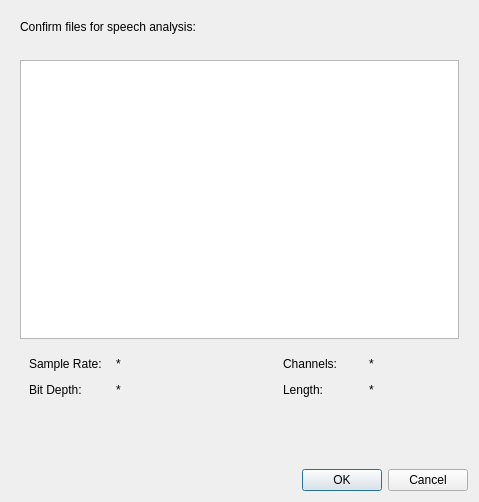
This is UCS Voice Naming Tool/src/ui/gui/FileConfirmation.ui in SoundsLikeJonny/UCS-Voice-Naming-Tool as Qt 5 draws it before an edit. The edited form follows.
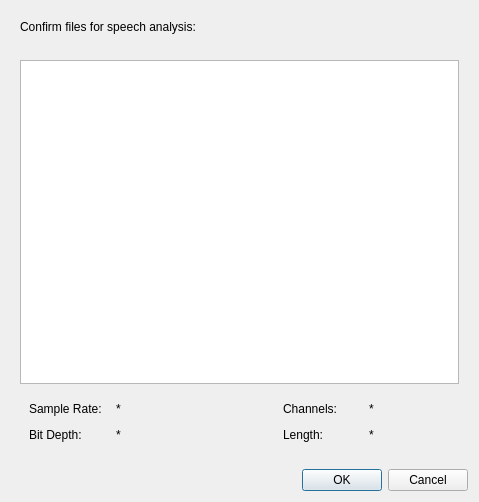
This is the edited form.

Patch:
```diff
--- a/UCS Voice Naming Tool/src/ui/gui/FileConfirmation.ui
+++ b/UCS Voice Naming Tool/src/ui/gui/FileConfirmation.ui
@@ -184,15 +184,6 @@
            </item>
           </layout>
          </item>
-         <item>
-          <widget class="QWidget" name="verticalWidget" native="true">
-           <layout class="QHBoxLayout" name="horizontalLayout_3">
-            <property name="bottomMargin">
-             <number>10</number>
-            </property>
-           </layout>
-          </widget>
-         </item>
         </layout>
        </widget>
       </item>
@@ -215,19 +206,6 @@
      </layout>
     </widget>
    </item>
-   <item>
-    <spacer name="horizontalSpacer_2">
-     <property name="orientation">
-      <enum>Qt::Horizontal</enum>
-     </property>
-     <property name="sizeHint" stdset="0">
-      <size>
-       <width>40</width>
-       <height>20</height>
-      </size>
-     </property>
-    </spacer>
-   </item>
    <item>
     <widget class="QDialogButtonBox" name="buttonBox">
      <property name="orientation">
```
